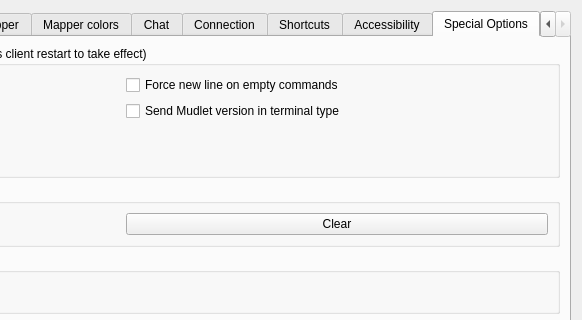
The window that src/ui/profile_preferences.ui (Mudlet/Mudlet) describes before a commit, drawn with Qt 5; both pictures show x 337 to 919 and y 0 to 320 of the 919 by 753 pixel window.
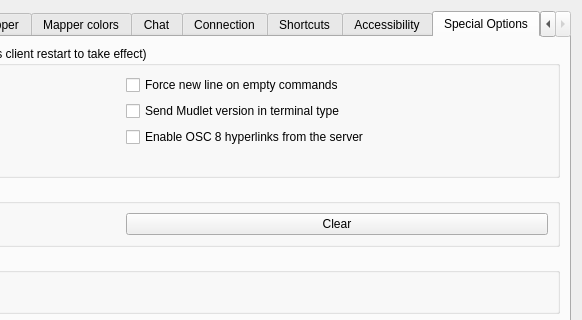
The same window after the commit. The open tabs and pages were chosen to show the change. Icons and pictures are not drawn. Custom widgets are drawn as their Qt base class.

Commit message:
feat: add a per-profile setting to turn OSC 8 hyperlinks off
Defaults to on, so nothing changes for existing profiles. Unchecking it both
ignores incoming OSC 8 sequences and stops advertising the capability over
NEW-ENVIRON, so a server can fall back to MXP or plain text.

Diff of the .ui file:
```diff
--- a/src/ui/profile_preferences.ui
+++ b/src/ui/profile_preferences.ui
@@ -4782,6 +4782,19 @@
             </property>
            </widget>
           </item>
+          <item row="2" column="1">
+           <widget class="QCheckBox" name="checkBox_enableOSC8Hyperlinks">
+            <property name="toolTip">
+             <string>&lt;p&gt;OSC 8 lets a game server put clickable links in its output, which can send commands, pre-fill your input line, or open a web page. Uncheck to ignore them and to stop telling servers that Mudlet supports them.&lt;/p&gt;</string>
+            </property>
+            <property name="accessibleDescription">
+             <string>When checked, clickable OSC 8 hyperlinks from the game server are shown and Mudlet advertises support for them. When unchecked, the sequences are ignored and the capability is not advertised.</string>
+            </property>
+            <property name="text">
+             <string>Enable OSC 8 hyperlinks from the server</string>
+            </property>
+           </widget>
+          </item>
           <item row="3" column="0" colspan="2">
            <widget class="QLabel" name="need_reconnect_for_specialoption">
             <property name="enabled">
```
Left out of the diff: 1 changed line with no effect on the pictures. The commit also changes 6 other files.
